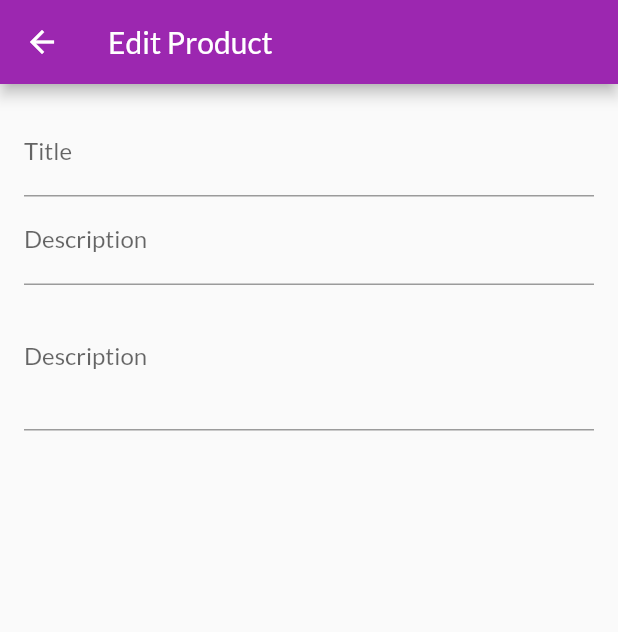
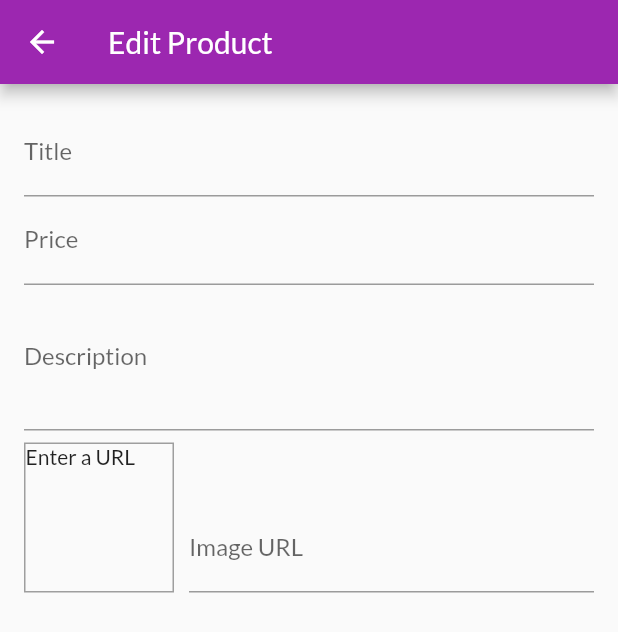
Before and after one commit to dipin99/Shopping-App, a Flutter app: the EditProductScreen screen opened by its route, on a phone screen of 412 x 824 dp. Shown: the top 632 px of the screen. Run offline on Flutter 3.47's test engine with Material 2 defaults, Android fonts, the phone set to English and light mode, and no system bars; network calls fail.

Commit message:
edit product screen
updated image addition in edit prodct screen

```diff
--- a/lib/screens/edit_product_screen.dart
+++ b/lib/screens/edit_product_screen.dart
@@ -2,18 +2,21 @@ import 'package:flutter/material.dart';
 
 class EditProductScreen extends StatefulWidget {
   static const routeName = '/edit-product';
+
   @override
   _EditProductScreenState createState() => _EditProductScreenState();
 }
 
 class _EditProductScreenState extends State<EditProductScreen> {
   final _priceFocusNode = FocusNode();
-  final _decriptionFocusNode = FocusNode();
+  final _descriptionFocusNode = FocusNode();
+  final _imageUrlController = TextEditingController();
 
   @override
   void dispose() {
     _priceFocusNode.dispose();
-    _decriptionFocusNode.dispose();
+    _descriptionFocusNode.dispose();
+    _imageUrlController.dispose();
     super.dispose();
   }
 
@@ -36,20 +39,57 @@ class _EditProductScreenState extends State<EditProductScreen> {
                 },
               ),
               TextFormField(
-                decoration: InputDecoration(labelText: 'Description'),
+                decoration: InputDecoration(labelText: 'Price'),
                 textInputAction: TextInputAction.next,
                 keyboardType: TextInputType.number,
                 focusNode: _priceFocusNode,
                 onFieldSubmitted: (_) {
-                  FocusScope.of(context).requestFocus(_decriptionFocusNode);
+                  FocusScope.of(context).requestFocus(_descriptionFocusNode);
                 },
               ),
               TextFormField(
                 decoration: InputDecoration(labelText: 'Description'),
                 maxLines: 3,
-                textInputAction: TextInputAction.next,
                 keyboardType: TextInputType.multiline,
-                focusNode: _decriptionFocusNode,
+                focusNode: _descriptionFocusNode,
+              ),
+              Row(
+                crossAxisAlignment: CrossAxisAlignment.end,
+                children: <Widget>[
+                  Container(
+                    width: 100,
+                    height: 100,
+                    margin: EdgeInsets.only(
+                      top: 8,
+                      right: 10,
+                    ),
+                    decoration: BoxDecoration(
+                      border: Border.all(
+                        width: 1,
+                        color: Colors.grey,
+                      ),
+                    ),
+                    child: _imageUrlController.text.isEmpty
+                        ? Text('Enter a URL')
+                        : FittedBox(
+                            child: Image.network(
+                              _imageUrlController.text,
+                              fit: BoxFit.cover,
+                            ),
+                          ),
+                  ),
+                  Expanded(
+                    child: TextFormField(
+                      decoration: InputDecoration(labelText: 'Image URL'),
+                      keyboardType: TextInputType.url,
+                      textInputAction: TextInputAction.done,
+                      controller: _imageUrlController,
+                      onEditingComplete: () {
+                        setState(() {});
+                      },
+                    ),
+                  ),
+                ],
               ),
             ],
           ),
--- a/pubspec.yaml
+++ b/pubspec.yaml
@@ -19,7 +19,7 @@ environment:
 dependencies:
   flutter:
     sdk: flutter
-  provider: ^4.0.0
+  provider: ^3.0.0
   intl: ^0.15.8
 
   # The following adds the Cupertino Icons font to your application.
```
Also changed, not shown: lib/screens/user_products_screen.dart (indentation only).
